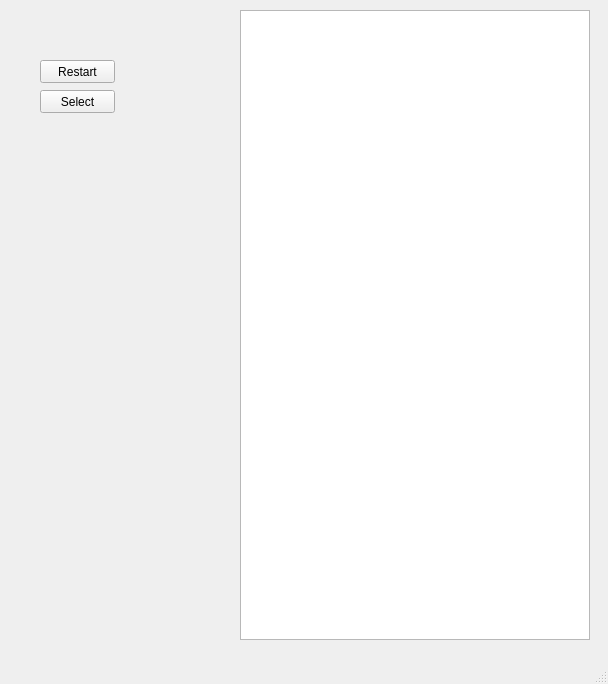
marinaagafonova/OOP-Python, file Castle_Game/MainWindow.ui: the form before one commit.
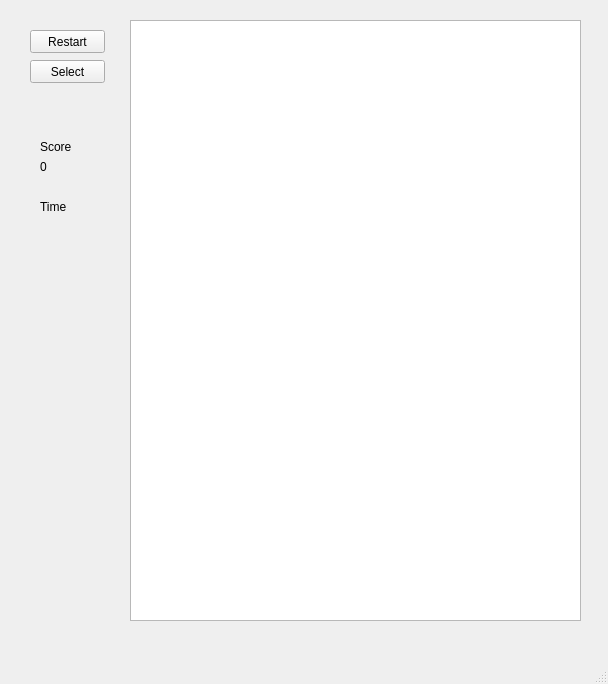
The form after the commit.

```diff
--- a/Castle_Game/MainWindow.ui
+++ b/Castle_Game/MainWindow.ui
@@ -14,21 +14,11 @@
    <string>MainWindow</string>
   </property>
   <widget class="QWidget" name="centralwidget">
-   <widget class="QTableView" name="tableView">
-    <property name="geometry">
-     <rect>
-      <x>240</x>
-      <y>10</y>
-      <width>350</width>
-      <height>630</height>
-     </rect>
-    </property>
-   </widget>
    <widget class="QPushButton" name="SelectBttn">
     <property name="geometry">
      <rect>
-      <x>40</x>
-      <y>90</y>
+      <x>30</x>
+      <y>60</y>
       <width>75</width>
       <height>23</height>
      </rect>
@@ -40,8 +30,8 @@
    <widget class="QPushButton" name="RestartBttn">
     <property name="geometry">
      <rect>
-      <x>40</x>
-      <y>60</y>
+      <x>30</x>
+      <y>30</y>
       <width>75</width>
       <height>23</height>
      </rect>
@@ -50,6 +40,71 @@
      <string>Restart</string>
     </property>
    </widget>
+   <widget class="QTableWidget" name="GameFieldTW">
+    <property name="geometry">
+     <rect>
+      <x>130</x>
+      <y>20</y>
+      <width>451</width>
+      <height>601</height>
+     </rect>
+    </property>
+    <attribute name="horizontalHeaderMinimumSectionSize">
+     <number>19</number>
+    </attribute>
+   </widget>
+   <widget class="QLabel" name="game_is_over">
+    <property name="geometry">
+     <rect>
+      <x>40</x>
+      <y>100</y>
+      <width>46</width>
+      <height>13</height>
+     </rect>
+    </property>
+    <property name="text">
+     <string/>
+    </property>
+   </widget>
+   <widget class="QLabel" name="label">
+    <property name="geometry">
+     <rect>
+      <x>40</x>
+      <y>140</y>
+      <width>46</width>
+      <height>13</height>
+     </rect>
+    </property>
+    <property name="text">
+     <string>Score</string>
+    </property>
+   </widget>
+   <widget class="QLabel" name="ScoreLb">
+    <property name="geometry">
+     <rect>
+      <x>40</x>
+      <y>160</y>
+      <width>46</width>
+      <height>13</height>
+     </rect>
+    </property>
+    <property name="text">
+     <string>0</string>
+    </property>
+   </widget>
+   <widget class="QLabel" name="Lb2">
+    <property name="geometry">
+     <rect>
+      <x>40</x>
+      <y>200</y>
+      <width>46</width>
+      <height>13</height>
+     </rect>
+    </property>
+    <property name="text">
+     <string>Time</string>
+    </property>
+   </widget>
   </widget>
   <widget class="QMenuBar" name="menubar">
    <property name="geometry">
```
